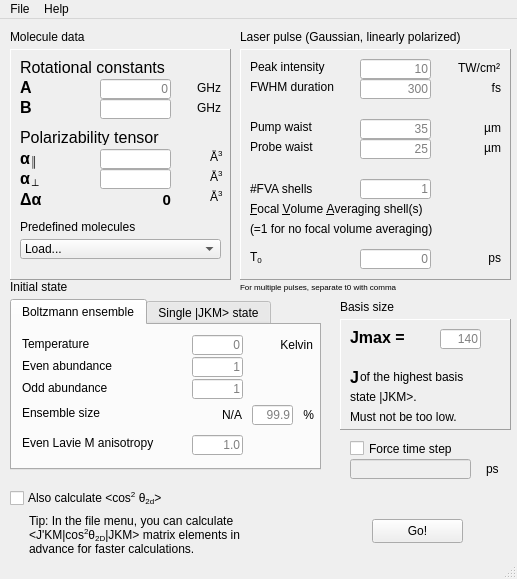
Before: the Qt Designer form GUI.ui in Femtolab-aarhus/alignment_calculator, drawn with Qt 5.
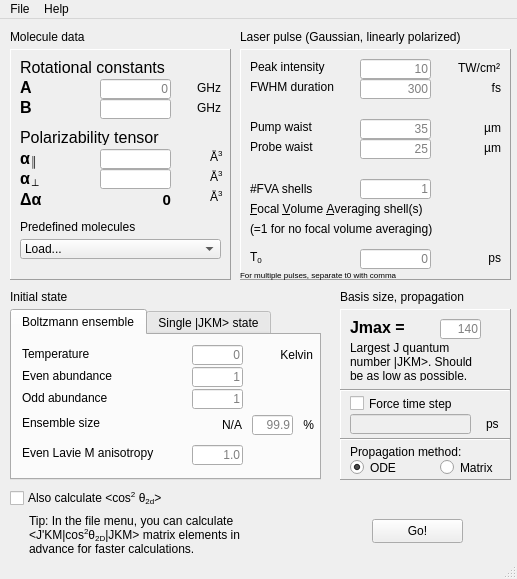
After: the same form once the commit is applied. Icons and pictures are not drawn.

Commit message: Added selection of propagation method to the GUI. Sped up cos^2 theta 2d calculation

```diff
--- a/GUI.ui
+++ b/GUI.ui
@@ -485,7 +485,7 @@
     <property name="geometry">
      <rect>
       <x>10</x>
-      <y>280</y>
+      <y>290</y>
       <width>311</width>
       <height>171</height>
      </rect>
@@ -1366,7 +1366,7 @@
     <property name="geometry">
      <rect>
       <x>10</x>
-      <y>260</y>
+      <y>270</y>
       <width>91</width>
       <height>16</height>
      </rect>
@@ -1401,7 +1401,7 @@
     <property name="geometry">
      <rect>
       <x>240</x>
-      <y>260</y>
+      <y>248</y>
       <width>271</width>
       <height>16</height>
      </rect>
@@ -1425,9 +1425,9 @@
     <property name="geometry">
      <rect>
       <x>340</x>
-      <y>300</y>
+      <y>290</y>
       <width>171</width>
-      <height>111</height>
+      <height>171</height>
      </rect>
     </property>
     <property name="frameShape">
@@ -1487,63 +1487,91 @@
     <widget class="QLabel" name="label_55">
      <property name="geometry">
       <rect>
-       <x>20</x>
-       <y>50</y>
-       <width>141</width>
-       <height>16</height>
+       <x>10</x>
+       <y>32</y>
+       <width>151</width>
+       <height>40</height>
       </rect>
      </property>
      <property name="text">
-      <string>of the highest basis</string>
+      <string>&lt;html&gt;&lt;head/&gt;&lt;body&gt;&lt;p&gt;Largest J quantum&lt;br/&gt;number |JKM&amp;gt;. Should&lt;br/&gt;be as low as possible.&lt;/p&gt;&lt;/body&gt;&lt;/html&gt;</string>
      </property>
+     <property name="alignment">
+      <set>Qt::AlignLeading|Qt::AlignLeft|Qt::AlignTop</set>
+     </property>
     </widget>
-    <widget class="QLabel" name="label_56">
+    <widget class="QRadioButton" name="doODE">
      <property name="geometry">
       <rect>
        <x>10</x>
-       <y>70</y>
-       <width>151</width>
-       <height>16</height>
+       <y>149</y>
+       <width>51</width>
+       <height>19</height>
       </rect>
      </property>
      <property name="text">
-      <string>state |JKM&gt;.</string>
+      <string>ODE</string>
      </property>
+     <property name="checked">
+      <bool>true</bool>
+     </property>
+     <attribute name="buttonGroup">
+      <string notr="true">propagationGroup</string>
+     </attribute>
     </widget>
-    <widget class="QLabel" name="label_57">
+    <widget class="QRadioButton" name="doMatrix">
      <property name="geometry">
       <rect>
-       <x>10</x>
-       <y>90</y>
-       <width>151</width>
-       <height>16</height>
+       <x>100</x>
+       <y>149</y>
+       <width>61</width>
+       <height>19</height>
       </rect>
      </property>
      <property name="toolTip">
       <string>&lt;html&gt;&lt;head/&gt;&lt;body&gt;&lt;p&gt;The lower, the faster the calculation.&lt;br/&gt;If too low, the result will be incorrect.&lt;/p&gt;&lt;p&gt;The optimal value depends on the laser pulse and the molecule in question.&lt;/p&gt;&lt;/body&gt;&lt;/html&gt;</string>
      </property>
      <property name="text">
-      <string>Must not be too low.</string>
+      <string>Matrix</string>
      </property>
     </widget>
     <widget class="QLabel" name="label_58">
      <property name="geometry">
       <rect>
        <x>10</x>
-       <y>50</y>
-       <width>10</width>
-       <height>16</height>
+       <y>132</y>
+       <width>150</width>
+       <height>21</height>
       </rect>
      </property>
-     <property name="font">
-      <font>
-       <pointsize>12</pointsize>
-       <weight>75</weight>
-       <bold>true</bold>
-      </font>
-     </property>
      <property name="text">
-      <string>J</string>
+      <string>Propagation method:</string>
+     </property>
+    </widget>
+    <widget class="Line" name="line">
+     <property name="geometry">
+      <rect>
+       <x>0</x>
+       <y>129</y>
+       <width>170</width>
+       <height>3</height>
+      </rect>
+     </property>
+     <property name="orientation">
+      <enum>Qt::Horizontal</enum>
+     </property>
+    </widget>
+    <widget class="Line" name="line_2">
+     <property name="geometry">
+      <rect>
+       <x>0</x>
+       <y>80</y>
+       <width>170</width>
+       <height>3</height>
+      </rect>
+     </property>
+     <property name="orientation">
+      <enum>Qt::Horizontal</enum>
      </property>
     </widget>
    </widget>
@@ -1551,13 +1579,13 @@
     <property name="geometry">
      <rect>
       <x>340</x>
-      <y>280</y>
+      <y>270</y>
       <width>171</width>
       <height>16</height>
      </rect>
     </property>
     <property name="text">
-     <string>Basis size</string>
+     <string>Basis size, propagation</string>
     </property>
    </widget>
    <widget class="QLabel" name="cos2dlabel">
@@ -1602,7 +1630,7 @@
     <property name="geometry">
      <rect>
       <x>350</x>
-      <y>420</y>
+      <y>375</y>
       <width>120</width>
       <height>19</height>
      </rect>
@@ -1624,7 +1652,7 @@
     <property name="geometry">
      <rect>
       <x>350</x>
-      <y>440</y>
+      <y>395</y>
       <width>121</width>
       <height>20</height>
      </rect>
@@ -1640,7 +1668,7 @@
     <property name="geometry">
      <rect>
       <x>486</x>
-      <y>440</y>
+      <y>395</y>
       <width>20</width>
       <height>20</height>
      </rect>
```
Left out of the diff: 23 changed lines with no effect on the pictures. The commit also changes 8 other files.
